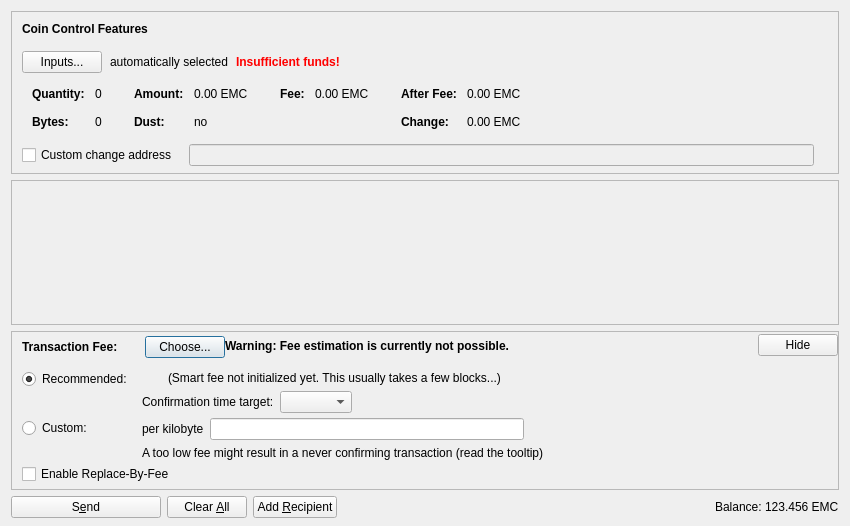
This is src/qt/forms/sendcoinsdialog.ui in sshyran/emercoin as Qt 5 draws it before an edit. The edited form follows.
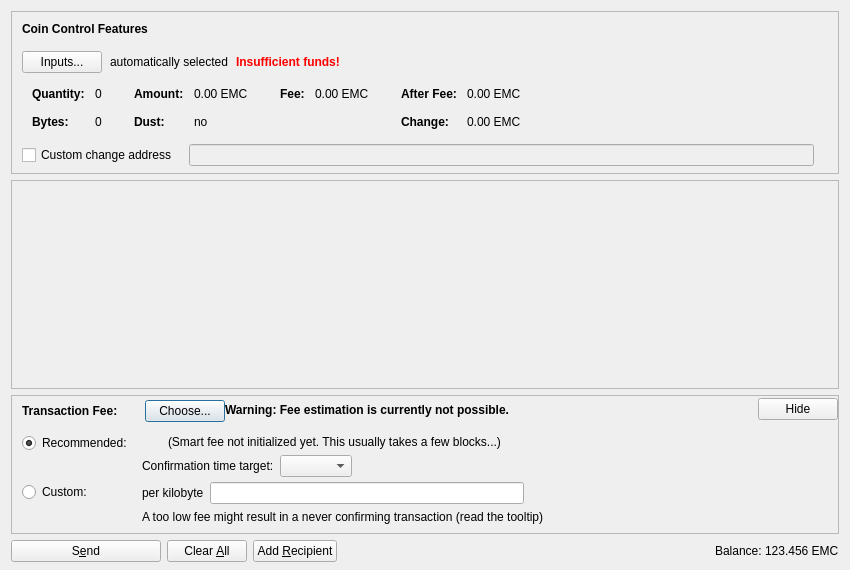
This is the edited form. Icons and pictures are not drawn. Custom widgets are drawn as their Qt base class.

What changed in the file:
```diff
--- a/src/qt/forms/sendcoinsdialog.ui
+++ b/src/qt/forms/sendcoinsdialog.ui
@@ -7,7 +7,7 @@
     <x>0</x>
     <y>0</y>
     <width>850</width>
-    <height>526</height>
+    <height>570</height>
    </rect>
   </property>
   <property name="windowTitle">
@@ -587,8 +587,8 @@
        <rect>
         <x>0</x>
         <y>0</y>
-        <width>830</width>
-        <height>104</height>
+        <width>826</width>
+        <height>108</height>
        </rect>
       </property>
       <layout class="QVBoxLayout" name="verticalLayout_2" stretch="0,1">
@@ -1072,16 +1072,6 @@
              </item>
             </layout>
            </item>
-           <item>
-            <widget class="QCheckBox" name="optInRBF">
-             <property name="text">
-              <string>Enable Replace-By-Fee</string>
-             </property>
-             <property name="toolTip">
-              <string>With Replace-By-Fee (BIP-125) you can increase a transaction's fee after it is sent. Without this, a higher fee may be recommended to compensate for increased transaction delay risk.</string>
-             </property>
-            </widget>
-           </item>
           </layout>
          </widget>
         </item>
```
Left out of the diff: 14 changed lines with no effect on the pictures.
